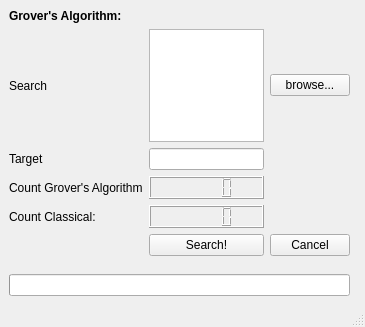
Before: the Qt Designer form qcp/ui/form.ui in Tiernan8r/quantum_computing_project, drawn with Qt 5.
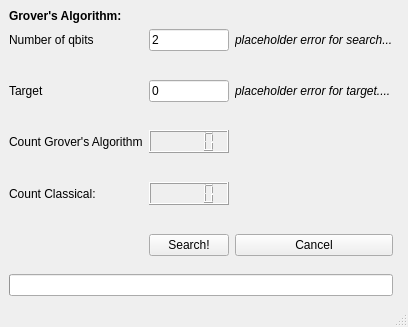
After: the same form once the commit is applied.

The edit to the form file:
```diff
--- a/qcp/ui/form.ui
+++ b/qcp/ui/form.ui
@@ -57,12 +57,149 @@
     <item row="3" column="0">
      <layout class="QGridLayout" name="grid_layout">
       <item row="6" column="0">
+       <spacer name="verticalSpacer_4">
+        <property name="orientation">
+         <enum>Qt::Vertical</enum>
+        </property>
+        <property name="sizeHint" stdset="0">
+         <size>
+          <width>20</width>
+          <height>40</height>
+         </size>
+        </property>
+       </spacer>
+      </item>
+      <item row="5" column="3">
+       <widget class="QLCDNumber" name="lcd_number_grover">
+        <property name="frameShape">
+         <enum>QFrame::Box</enum>
+        </property>
+        <property name="frameShadow">
+         <enum>QFrame::Raised</enum>
+        </property>
+        <property name="segmentStyle">
+         <enum>QLCDNumber::Outline</enum>
+        </property>
+        <property name="intValue" stdset="0">
+         <number>0</number>
+        </property>
+       </widget>
+      </item>
+      <item row="0" column="0">
+       <widget class="QLabel" name="label_search">
+        <property name="text">
+         <string>Number of qbits</string>
+        </property>
+       </widget>
+      </item>
+      <item row="6" column="3">
+       <spacer name="verticalSpacer_9">
+        <property name="orientation">
+         <enum>Qt::Vertical</enum>
+        </property>
+        <property name="sizeHint" stdset="0">
+         <size>
+          <width>20</width>
+          <height>40</height>
+         </size>
+        </property>
+       </spacer>
+      </item>
+      <item row="7" column="3">
+       <widget class="QLCDNumber" name="lcd_number_classic">
+        <property name="frameShape">
+         <enum>QFrame::Box</enum>
+        </property>
+        <property name="intValue" stdset="0">
+         <number>0</number>
+        </property>
+       </widget>
+      </item>
+      <item row="9" column="1">
+       <spacer name="horizontalSpacer_9">
+        <property name="orientation">
+         <enum>Qt::Horizontal</enum>
+        </property>
+        <property name="sizeHint" stdset="0">
+         <size>
+          <width>40</width>
+          <height>20</height>
+         </size>
+        </property>
+       </spacer>
+      </item>
+      <item row="8" column="3">
+       <spacer name="verticalSpacer_10">
+        <property name="orientation">
+         <enum>Qt::Vertical</enum>
+        </property>
+        <property name="sizeHint" stdset="0">
+         <size>
+          <width>20</width>
+          <height>40</height>
+         </size>
+        </property>
+       </spacer>
+      </item>
+      <item row="7" column="0">
        <widget class="QLabel" name="label_count_classic">
         <property name="text">
          <string>Count Classical:</string>
         </property>
        </widget>
       </item>
+      <item row="7" column="1">
+       <spacer name="horizontalSpacer_8">
+        <property name="orientation">
+         <enum>Qt::Horizontal</enum>
+        </property>
+        <property name="sizeHint" stdset="0">
+         <size>
+          <width>40</width>
+          <height>20</height>
+         </size>
+        </property>
+       </spacer>
+      </item>
+      <item row="2" column="0">
+       <spacer name="verticalSpacer_6">
+        <property name="orientation">
+         <enum>Qt::Vertical</enum>
+        </property>
+        <property name="sizeHint" stdset="0">
+         <size>
+          <width>20</width>
+          <height>40</height>
+         </size>
+        </property>
+       </spacer>
+      </item>
+      <item row="3" column="1">
+       <spacer name="horizontalSpacer_6">
+        <property name="orientation">
+         <enum>Qt::Horizontal</enum>
+        </property>
+        <property name="sizeHint" stdset="0">
+         <size>
+          <width>40</width>
+          <height>20</height>
+         </size>
+        </property>
+       </spacer>
+      </item>
+      <item row="4" column="0">
+       <spacer name="verticalSpacer_5">
+        <property name="orientation">
+         <enum>Qt::Vertical</enum>
+        </property>
+        <property name="sizeHint" stdset="0">
+         <size>
+          <width>20</width>
+          <height>40</height>
+         </size>
+        </property>
+       </spacer>
+      </item>
       <item row="0" column="1">
        <spacer name="horizontalSpacer_5">
         <property name="orientation">
@@ -76,7 +213,14 @@
         </property>
        </spacer>
       </item>
-      <item row="1" column="3">
+      <item row="3" column="3">
+       <widget class="QLineEdit" name="input_target">
+        <property name="text">
+         <string>0</string>
+        </property>
+       </widget>
+      </item>
+      <item row="2" column="3">
        <spacer name="verticalSpacer_7">
         <property name="orientation">
          <enum>Qt::Vertical</enum>
@@ -89,94 +233,22 @@
         </property>
        </spacer>
       </item>
-      <item row="0" column="0">
-       <widget class="QLabel" name="label_search">
-        <property name="text">
-         <string>Search</string>
-        </property>
-       </widget>
-      </item>
-      <item row="8" column="3">
+      <item row="9" column="3">
        <widget class="QPushButton" name="search_button">
         <property name="text">
          <string>Search!</string>
         </property>
        </widget>
       </item>
-      <item row="3" column="0">
-       <spacer name="verticalSpacer_5">
-        <property name="orientation">
-         <enum>Qt::Vertical</enum>
-        </property>
-        <property name="sizeHint" stdset="0">
-         <size>
-          <width>20</width>
-          <height>40</height>
-         </size>
-        </property>
-       </spacer>
-      </item>
-      <item row="2" column="1">
-       <spacer name="horizontalSpacer_6">
-        <property name="orientation">
-         <enum>Qt::Horizontal</enum>
-        </property>
-        <property name="sizeHint" stdset="0">
-         <size>
-          <width>40</width>
-          <height>20</height>
-         </size>
-        </property>
-       </spacer>
-      </item>
-      <item row="0" column="3">
-       <widget class="QTextEdit" name="input_search"/>
-      </item>
-      <item row="4" column="1">
-       <spacer name="horizontalSpacer_7">
-        <property name="orientation">
-         <enum>Qt::Horizontal</enum>
-        </property>
-        <property name="sizeHint" stdset="0">
-         <size>
-          <width>40</width>
-          <height>20</height>
-         </size>
-        </property>
-       </spacer>
-      </item>
-      <item row="0" column="4">
-       <widget class="QPushButton" name="browse_input_button">
-        <property name="text">
-         <string>browse...</string>
-        </property>
-       </widget>
-      </item>
-      <item row="4" column="0">
+      <item row="5" column="0">
        <widget class="QLabel" name="label_count_grover">
         <property name="text">
          <string>Count Grover's Algorithm</string>
         </property>
        </widget>
       </item>
-      <item row="4" column="3">
-       <widget class="QLCDNumber" name="lcd_number_grover">
-        <property name="frameShape">
-         <enum>QFrame::Box</enum>
-        </property>
-        <property name="frameShadow">
-         <enum>QFrame::Raised</enum>
-        </property>
-        <property name="segmentStyle">
-         <enum>QLCDNumber::Outline</enum>
-        </property>
-        <property name="intValue" stdset="0">
-         <number>0</number>
-        </property>
-       </widget>
-      </item>
-      <item row="8" column="1">
-       <spacer name="horizontalSpacer_9">
+      <item row="5" column="1">
+       <spacer name="horizontalSpacer_7">
         <property name="orientation">
          <enum>Qt::Horizontal</enum>
         </property>
@@ -188,23 +260,7 @@
         </property>
        </spacer>
       </item>
-      <item row="5" column="3">
-       <spacer name="verticalSpacer_9">
-        <property name="orientation">
-         <enum>Qt::Vertical</enum>
-        </property>
-        <property name="sizeHint" stdset="0">
-         <size>
-          <width>20</width>
-          <height>40</height>
-         </size>
-        </property>
-       </spacer>
-      </item>
-      <item row="2" column="3">
-       <widget class="QLineEdit" name="input_target"/>
-      </item>
-      <item row="7" column="0">
+      <item row="8" column="0">
        <spacer name="verticalSpacer_3">
         <property name="orientation">
          <enum>Qt::Vertical</enum>
@@ -217,73 +273,21 @@
         </property>
        </spacer>
       </item>
-      <item row="7" column="3">
-       <spacer name="verticalSpacer_10">
-        <property name="orientation">
-         <enum>Qt::Vertical</enum>
-        </property>
-        <property name="sizeHint" stdset="0">
-         <size>
-          <width>20</width>
-          <height>40</height>
-         </size>
-        </property>
-       </spacer>
-      </item>
-      <item row="2" column="0">
+      <item row="3" column="0">
        <widget class="QLabel" name="label_target">
         <property name="text">
          <string>Target</string>
         </property>
        </widget>
       </item>
-      <item row="1" column="0">
-       <spacer name="verticalSpacer_6">
-        <property name="orientation">
-         <enum>Qt::Vertical</enum>
-        </property>
-        <property name="sizeHint" stdset="0">
-         <size>
-          <width>20</width>
-          <height>40</height>
-         </size>
-        </property>
-       </spacer>
-      </item>
-      <item row="5" column="0">
-       <spacer name="verticalSpacer_4">
-        <property name="orientation">
-         <enum>Qt::Vertical</enum>
-        </property>
-        <property name="sizeHint" stdset="0">
-         <size>
-          <width>20</width>
-          <height>40</height>
-         </size>
-        </property>
-       </spacer>
-      </item>
-      <item row="8" column="4">
+      <item row="9" column="4">
        <widget class="QPushButton" name="cancel_button">
         <property name="text">
          <string>Cancel</string>
         </property>
        </widget>
       </item>
-      <item row="6" column="1">
-       <spacer name="horizontalSpacer_8">
-        <property name="orientation">
-         <enum>Qt::Horizontal</enum>
-        </property>
-        <property name="sizeHint" stdset="0">
-         <size>
-          <width>40</width>
-          <height>20</height>
-         </size>
-        </property>
-       </spacer>
-      </item>
-      <item row="3" column="3">
+      <item row="4" column="3">
        <spacer name="verticalSpacer_8">
         <property name="orientation">
          <enum>Qt::Vertical</enum>
@@ -296,13 +300,277 @@
         </property>
        </spacer>
       </item>
-      <item row="6" column="3">
-       <widget class="QLCDNumber" name="lcd_number_classic">
-        <property name="frameShape">
-         <enum>QFrame::Box</enum>
+      <item row="0" column="3">
+       <widget class="QLineEdit" name="input_search">
+        <property name="text">
+         <string>2</string>
         </property>
-        <property name="intValue" stdset="0">
-         <number>0</number>
+       </widget>
+      </item>
+      <item row="0" column="4">
+       <widget class="QLabel" name="input_search_error">
+        <property name="enabled">
+         <bool>true</bool>
+        </property>
+        <property name="palette">
+         <palette>
+          <active>
+           <colorrole role="WindowText">
+            <brush brushstyle="SolidPattern">
+             <color alpha="255">
+              <red>255</red>
+              <green>0</green>
+              <blue>0</blue>
+             </color>
+            </brush>
+           </colorrole>
+           <colorrole role="Text">
+            <brush brushstyle="SolidPattern">
+             <color alpha="255">
+              <red>255</red>
+              <green>0</green>
+              <blue>0</blue>
+             </color>
+            </brush>
+           </colorrole>
+           <colorrole role="BrightText">
+            <brush brushstyle="SolidPattern">
+             <color alpha="255">
+              <red>255</red>
+              <green>0</green>
+              <blue>0</blue>
+             </color>
+            </brush>
+           </colorrole>
+           <colorrole role="ButtonText">
+            <brush brushstyle="SolidPattern">
+             <color alpha="255">
+              <red>255</red>
+              <green>0</green>
+              <blue>0</blue>
+             </color>
+            </brush>
+           </colorrole>
+          </active>
+          <inactive>
+           <colorrole role="WindowText">
+            <brush brushstyle="SolidPattern">
+             <color alpha="255">
+              <red>0</red>
+              <green>0</green>
+              <blue>0</blue>
+             </color>
+            </brush>
+           </colorrole>
+           <colorrole role="Text">
+            <brush brushstyle="SolidPattern">
+             <color alpha="255">
+              <red>0</red>
+              <green>0</green>
+              <blue>0</blue>
+             </color>
+            </brush>
+           </colorrole>
+           <colorrole role="BrightText">
+            <brush brushstyle="SolidPattern">
+             <color alpha="255">
+              <red>255</red>
+              <green>255</green>
+              <blue>255</blue>
+             </color>
+            </brush>
+           </colorrole>
+           <colorrole role="ButtonText">
+            <brush brushstyle="SolidPattern">
+             <color alpha="255">
+              <red>0</red>
+              <green>0</green>
+              <blue>0</blue>
+             </color>
+            </brush>
+           </colorrole>
+          </inactive>
+          <disabled>
+           <colorrole role="WindowText">
+            <brush brushstyle="SolidPattern">
+             <color alpha="255">
+              <red>190</red>
+              <green>190</green>
+              <blue>190</blue>
+             </color>
+            </brush>
+           </colorrole>
+           <colorrole role="Text">
+            <brush brushstyle="SolidPattern">
+             <color alpha="255">
+              <red>190</red>
+              <green>190</green>
+              <blue>190</blue>
+             </color>
+            </brush>
+           </colorrole>
+           <colorrole role="BrightText">
+            <brush brushstyle="SolidPattern">
+             <color alpha="255">
+              <red>255</red>
+              <green>0</green>
+              <blue>0</blue>
+             </color>
+            </brush>
+           </colorrole>
+           <colorrole role="ButtonText">
+            <brush brushstyle="SolidPattern">
+             <color alpha="255">
+              <red>190</red>
+              <green>190</green>
+              <blue>190</blue>
+             </color>
+            </brush>
+           </colorrole>
+          </disabled>
+         </palette>
+        </property>
+        <property name="font">
+         <font>
+          <italic>true</italic>
+          <underline>false</underline>
+         </font>
+        </property>
+        <property name="frameShadow">
+         <enum>QFrame::Plain</enum>
+        </property>
+        <property name="text">
+         <string>placeholder error for search...</string>
+        </property>
+       </widget>
+      </item>
+      <item row="3" column="4">
+       <widget class="QLabel" name="input_target_error">
+        <property name="palette">
+         <palette>
+          <active>
+           <colorrole role="WindowText">
+            <brush brushstyle="SolidPattern">
+             <color alpha="255">
+              <red>255</red>
+              <green>0</green>
+              <blue>0</blue>
+             </color>
+            </brush>
+           </colorrole>
+           <colorrole role="Text">
+            <brush brushstyle="SolidPattern">
+             <color alpha="255">
+              <red>255</red>
+              <green>0</green>
+              <blue>0</blue>
+             </color>
+            </brush>
+           </colorrole>
+           <colorrole role="BrightText">
+            <brush brushstyle="SolidPattern">
+             <color alpha="255">
+              <red>255</red>
+              <green>0</green>
+              <blue>0</blue>
+             </color>
+            </brush>
+           </colorrole>
+           <colorrole role="ButtonText">
+            <brush brushstyle="SolidPattern">
+             <color alpha="255">
+              <red>255</red>
+              <green>0</green>
+              <blue>0</blue>
+             </color>
+            </brush>
+           </colorrole>
+          </active>
+          <inactive>
+           <colorrole role="WindowText">
+            <brush brushstyle="SolidPattern">
+             <color alpha="255">
+              <red>0</red>
+              <green>0</green>
+              <blue>0</blue>
+             </color>
+            </brush>
+           </colorrole>
+           <colorrole role="Text">
+            <brush brushstyle="SolidPattern">
+             <color alpha="255">
+              <red>0</red>
+              <green>0</green>
+              <blue>0</blue>
+             </color>
+            </brush>
+           </colorrole>
+           <colorrole role="BrightText">
+            <brush brushstyle="SolidPattern">
+             <color alpha="255">
+              <red>255</red>
+              <green>255</green>
+              <blue>255</blue>
+             </color>
+            </brush>
+           </colorrole>
+           <colorrole role="ButtonText">
+            <brush brushstyle="SolidPattern">
+             <color alpha="255">
+              <red>0</red>
+              <green>0</green>
+              <blue>0</blue>
+             </color>
+            </brush>
+           </colorrole>
+          </inactive>
+          <disabled>
+           <colorrole role="WindowText">
+            <brush brushstyle="SolidPattern">
+             <color alpha="255">
+              <red>190</red>
+              <green>190</green>
+              <blue>190</blue>
+             </color>
+            </brush>
+           </colorrole>
+           <colorrole role="Text">
+            <brush brushstyle="SolidPattern">
+             <color alpha="255">
+              <red>190</red>
+              <green>190</green>
+              <blue>190</blue>
+             </color>
+            </brush>
+           </colorrole>
+           <colorrole role="BrightText">
+            <brush brushstyle="SolidPattern">
+             <color alpha="255">
+              <red>255</red>
+              <green>0</green>
+              <blue>0</blue>
+             </color>
+            </brush>
+           </colorrole>
+           <colorrole role="ButtonText">
+            <brush brushstyle="SolidPattern">
+             <color alpha="255">
+              <red>190</red>
+              <green>190</green>
+              <blue>190</blue>
+             </color>
+            </brush>
+           </colorrole>
+          </disabled>
+         </palette>
+        </property>
+        <property name="font">
+         <font>
+          <italic>true</italic>
+         </font>
+        </property>
+        <property name="text">
+         <string>placeholder error for target....</string>
         </property>
        </widget>
       </item>
```
